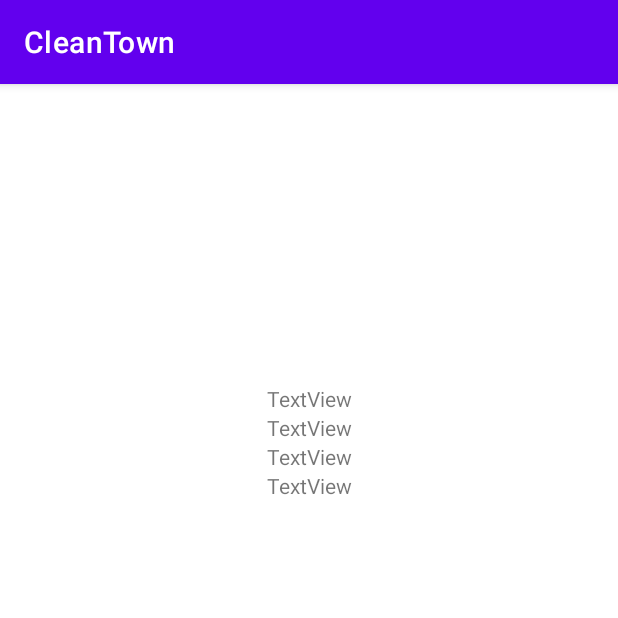
After one commit to urosh1g/CleanTown, an Android app: the UserProfile screen opened through its navigation route, on a phone screen of 412 x 824 dp, the top half of it. The commit adds this screen. Run offline under Robolectric (Android 15) with nearby library versions, the phone set to English and light mode, and no system bars; our stand-ins replace Firebase (no records; nobody signed in at launch, a user with empty details on screens opened directly); pictures from the network do not load.

Commit message:
user profile & minor changes

```diff
--- a/app/build.gradle
+++ b/app/build.gradle
@@ -48,6 +48,8 @@ dependencies {
     implementation 'androidx.navigation:navigation-fragment:2.1.0'
     implementation 'androidx.navigation:navigation-ui:2.1.0'
     implementation 'androidx.fragment:fragment-ktx:1.3.2'
+    implementation 'com.github.bumptech.glide:glide:4.12.0'
+    annotationProcessor 'com.github.bumptech.glide:compiler:4.12.0'
     testImplementation 'junit:junit:4.13.2'
     androidTestImplementation 'androidx.test.ext:junit:1.1.5'
     androidTestImplementation 'androidx.test.espresso:espresso-core:3.5.1'
--- a/app/src/main/AndroidManifest.xml
+++ b/app/src/main/AndroidManifest.xml
@@ -7,6 +7,8 @@
     <uses-permission android:name="android.permission.ACCESS_FINE_LOCATION"></uses-permission>
     <uses-permission android:name="android.permission.READ_EXTERNAL_STORAGE" />
     <uses-permission android:name="android.permission.WRITE_EXTERNAL_STORAGE" />
+    <uses-permission android:name="android.permission.INTERNET" />
+
 
     <application
         android:allowBackup="true"
--- a/app/src/main/java/elfak/urosh/cleantown/MapsFragment.kt
+++ b/app/src/main/java/elfak/urosh/cleantown/MapsFragment.kt
@@ -43,7 +43,6 @@ class MapsFragment : Fragment(), OnMapReadyCallback {
                 val location = locationResult.lastLocation
                 val userLocation = LatLng(location.latitude, location.longitude)
                 googleMap.clear()
-                googleMap.addMarker(MarkerOptions().position(userLocation).title("User Location"))
                 googleMap.moveCamera(CameraUpdateFactory.newLatLng(userLocation))
             }
         }
@@ -66,6 +65,8 @@ class MapsFragment : Fragment(), OnMapReadyCallback {
         btnUserList.setOnClickListener {
             navController.navigate(R.id.action_fragmentMaps_to_fragmentUsers)
          }
+         btnProfile.setOnClickListener {
+         navController.navigate(R.id.action_mapsFragment_to_userProfile) }
 
         return view
     }
--- /dev/null
+++ b/app/src/main/java/elfak/urosh/cleantown/UserProfile.kt
@@ -0,0 +1,49 @@
+package elfak.urosh.cleantown
+
+import android.os.Bundle
+import androidx.fragment.app.Fragment
+import android.view.LayoutInflater
+import android.view.View
+import android.view.ViewGroup
+import android.widget.ImageView
+import android.widget.TextView
+import androidx.core.net.toUri
+import androidx.fragment.app.activityViewModels
+import com.bumptech.glide.Glide
+import com.google.firebase.auth.FirebaseAuth
+import com.google.firebase.database.FirebaseDatabase
+
+class UserProfile : Fragment() {
+    private val authViewModel: AuthViewModel by activityViewModels()
+    private val auth = FirebaseAuth.getInstance()
+    private val db = FirebaseDatabase.getInstance("https://cleantown-4d5da-default-rtdb.europe-west1.firebasedatabase.app/")
+
+    override fun onCreate(savedInstanceState: Bundle?) {
+        super.onCreate(savedInstanceState)
+    }
+
+    override fun onCreateView(
+        inflater: LayoutInflater, container: ViewGroup?,
+        savedInstanceState: Bundle?
+    ): View? {
+        // Inflate the layout for this fragment
+        val view = inflater.inflate(R.layout.fragment_user_profile, container, false)
+        val userId = auth.currentUser!!.uid
+        val user = db.reference.child(userId).get().addOnSuccessListener {
+            if (it.exists()) {
+                val image = view.findViewById<ImageView>(R.id.imageView)
+                val username = view.findViewById<TextView>(R.id.textViewUsername)
+                val pointsEvents = view.findViewById<TextView>(R.id.textViewPointsEvents)
+                val pointsCreated = view.findViewById<TextView>(R.id.textViewPointsCreated)
+                val totalPoints = view.findViewById<TextView>(R.id.totalPoints)
+                val user = it.getValue(User::class.java)!!
+                Glide.with(this).load(user.profilePhoto).into(image)
+                username.text = "Username: " + user.username
+                pointsEvents.text = "Event points: " + user.eventPoints.toString()
+                pointsCreated.text = "Posted points: " + user.postedPoints.toString()
+                totalPoints.text = "Total points: " + (user.eventPoints + user.postedPoints).toString()
+            }
+         }
+        return view
+    }
+}
--- /dev/null
+++ b/app/src/main/res/layout/fragment_user_profile.xml
@@ -0,0 +1,50 @@
+<?xml version="1.0" encoding="utf-8"?>
+<FrameLayout xmlns:android="http://schemas.android.com/apk/res/android"
+    xmlns:app="http://schemas.android.com/apk/res-auto"
+    xmlns:tools="http://schemas.android.com/tools"
+    android:layout_width="match_parent"
+    android:layout_height="match_parent"
+    tools:context=".UserProfile">
+
+    <LinearLayout
+        android:layout_width="match_parent"
+        android:layout_height="match_parent"
+        android:orientation="vertical">
+
+        <ImageView
+            android:id="@+id/imageView"
+            android:layout_width="200dp"
+            android:layout_height="200dp"
+            android:scaleType="fitCenter"
+            android:layout_gravity="center"
+            />
+
+        <TextView
+            android:id="@+id/textViewUsername"
+            android:layout_width="match_parent"
+            android:layout_height="wrap_content"
+            android:gravity="center"
+            android:text="TextView" />
+
+        <TextView
+            android:id="@+id/textViewPointsCreated"
+            android:layout_width="match_parent"
+            android:layout_height="wrap_content"
+            android:gravity="center"
+            android:text="TextView" />
+
+        <TextView
+            android:id="@+id/textViewPointsEvents"
+            android:layout_width="match_parent"
+            android:layout_height="wrap_content"
+            android:gravity="center"
+            android:text="TextView" />
+
+        <TextView
+            android:id="@+id/totalPoints"
+            android:layout_width="match_parent"
+            android:layout_height="wrap_content"
+            android:gravity="center"
+            android:text="TextView" />
+    </LinearLayout>
+</FrameLayout>
--- a/app/src/main/res/navigation/nav_graph.xml
+++ b/app/src/main/res/navigation/nav_graph.xml
@@ -24,6 +24,9 @@
             android:id="@+id/action_fragmentMaps_to_fragmentUsers"
             app:destination="@id/usersFragment"
         ></action>
+        <action
+            android:id="@+id/action_mapsFragment_to_userProfile"
+            app:destination="@id/userProfile" />
     </fragment>
 
     <fragment
@@ -36,4 +39,13 @@
             app:destination="@id/mapsFragment"
             ></action>
     </fragment>
+    <fragment
+        android:id="@+id/userProfile"
+        android:name="elfak.urosh.cleantown.UserProfile"
+        android:label="fragment_user_profile"
+        tools:layout="@layout/fragment_user_profile" >
+        <action
+            android:id="@+id/action_userProfile_to_mapsFragment"
+            app:destination="@id/mapsFragment" />
+    </fragment>
 </navigation>
--- a/app/src/main/res/values/strings.xml
+++ b/app/src/main/res/values/strings.xml
@@ -1,3 +1,5 @@
 <resources>
     <string name="app_name">CleanTown</string>
+    <!-- TODO: Remove or change this placeholder text -->
+    <string name="hello_blank_fragment">Hello blank fragment</string>
 </resources>
```
Also changed, not shown: app/src/main/java/elfak/urosh/cleantown/AddMarker.kt (added, +59 -0 lines), app/src/main/java/elfak/urosh/cleantown/AuthViewModel.kt (+10 -6 lines), app/src/main/java/elfak/urosh/cleantown/User.kt (+5 -5 lines), app/src/main/res/layout/fragment_add_marker.xml (added, +14 -0 lines).
